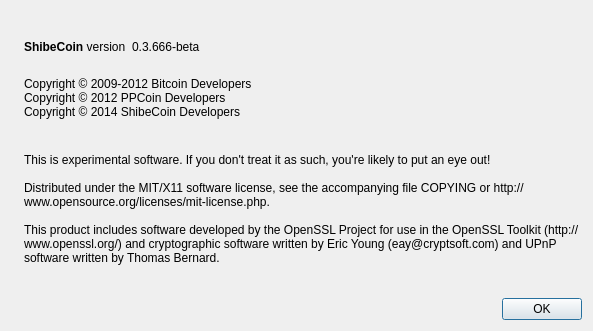
Stoner19/shibecoin, file src/qt/forms/aboutdialog.ui: the form before one commit.
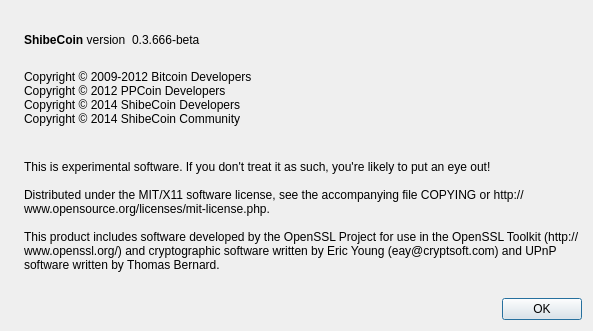
The form after the commit. Icons and pictures are not drawn.

The edit to the form file:
```diff
--- a/src/qt/forms/aboutdialog.ui
+++ b/src/qt/forms/aboutdialog.ui
@@ -95,6 +95,7 @@
 Copyright © 2009-2012 Bitcoin Developers
 Copyright © 2012 PPCoin Developers
 Copyright © 2014 ShibeCoin Developers
+Copyright © 2014 ShibeCoin Community
 </string>
        </property>
        <property name="textInteractionFlags">
```
